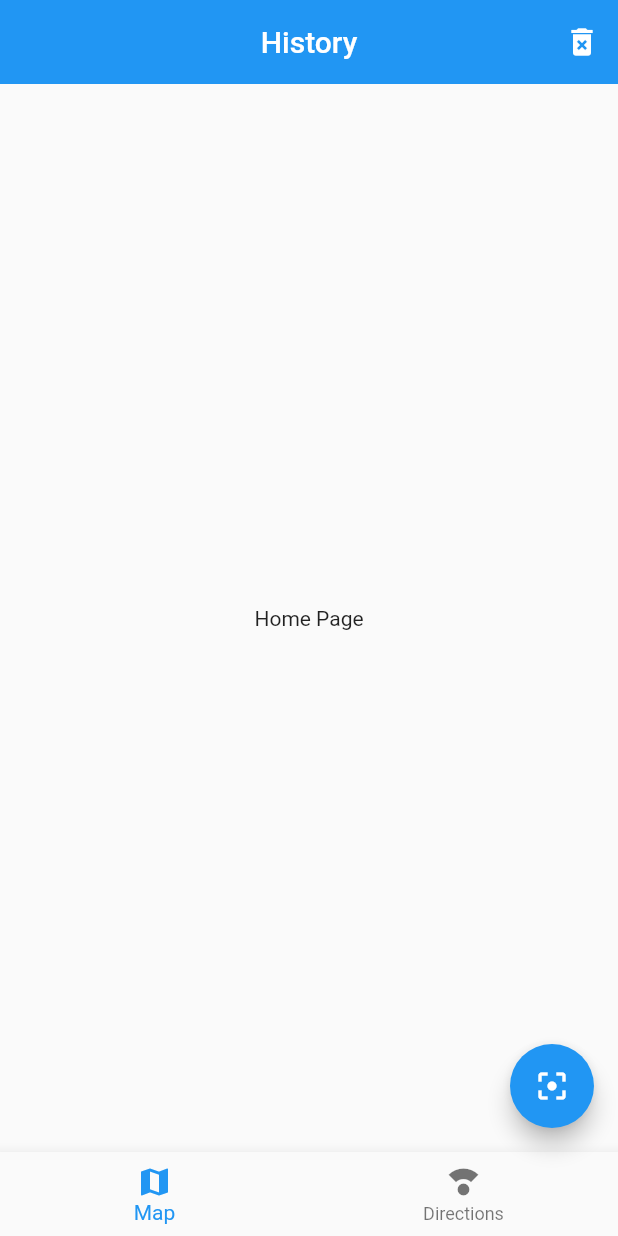
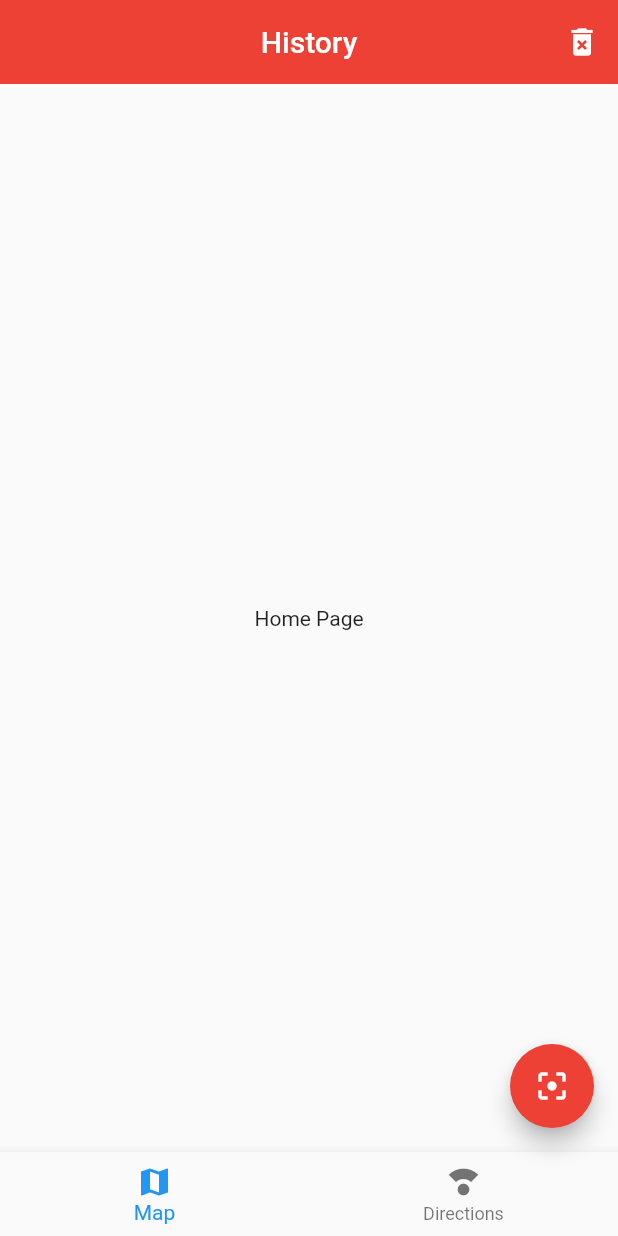
Before and after one commit to JordiDeSanta/QRScanner, a Flutter app: the screen it shows after launch, on a phone screen of 412 x 824 dp. Run offline on Flutter 3.47's test engine with Material 2 defaults, Android fonts, the phone set to English and light mode, and no system bars.

Commit message:
Transparent Statur Bar

```diff
--- a/lib/main.dart
+++ b/lib/main.dart
@@ -15,6 +15,12 @@ class MyApp extends StatelessWidget {
         'home': (BuildContext context) => HomePage(),
         'map': (BuildContext context) => MapPage(),
       },
+      theme: ThemeData(
+        primaryColor: Color.fromRGBO(236, 65, 52, 1.0),
+        floatingActionButtonTheme: FloatingActionButtonThemeData(
+          backgroundColor: Color.fromRGBO(236, 65, 52, 1.0),
+        ),
+      ),
     );
   }
 }
--- a/lib/src/pages/home_page.dart
+++ b/lib/src/pages/home_page.dart
@@ -1,4 +1,6 @@
 import 'package:flutter/material.dart';
+import 'package:flutter/services.dart';
+import 'dart:ui';
 
 import 'package:qrscanner/src/widgets/custom_navbar.dart';
 import 'package:qrscanner/src/widgets/scan_button.dart';
@@ -8,6 +10,10 @@ class HomePage extends StatelessWidget {
 
   @override
   Widget build(BuildContext context) {
+    SystemChrome.setSystemUIOverlayStyle(SystemUiOverlayStyle.light.copyWith(
+      statusBarColor: Color.fromRGBO(52, 54, 101, 0.0),
+    ));
+
     return Scaffold(
       appBar: AppBar(
         elevation: 0,
```
